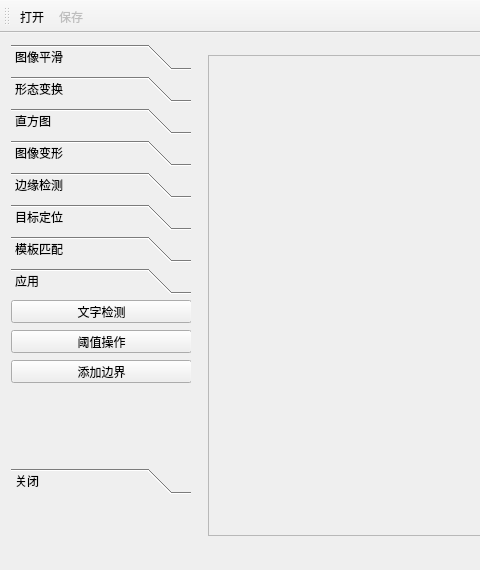
yangyang222244/hi_opencv2.0, file hi_opencv2.0/hi_opencv20.ui: the form before one commit; both pictures show x 0 to 480 and y 0 to 570 of the 965 by 708 pixel window.
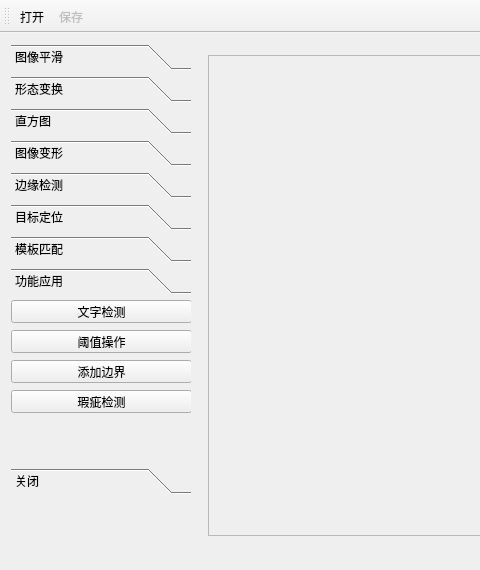
The form after the commit. The open tabs and pages were chosen to show the change.

Diff of the .ui file:
```diff
--- a/hi_opencv2.0/hi_opencv20.ui
+++ b/hi_opencv2.0/hi_opencv20.ui
@@ -582,7 +582,7 @@
         </rect>
        </property>
        <attribute name="label">
-        <string>应用</string>
+        <string>功能应用</string>
        </attribute>
        <widget class="QPushButton" name="btnTextDetection">
         <property name="geometry">
@@ -623,6 +623,19 @@
          <string>添加边界</string>
         </property>
        </widget>
+       <widget class="QPushButton" name="bntFlawDetect">
+        <property name="geometry">
+         <rect>
+          <x>0</x>
+          <y>90</y>
+          <width>181</width>
+          <height>23</height>
+         </rect>
+        </property>
+        <property name="text">
+         <string>瑕疵检测</string>
+        </property>
+       </widget>
       </widget>
       <widget class="QWidget" name="page_8">
        <property name="geometry">
```
Left out of the diff: 205 changed lines with no effect on the pictures.
